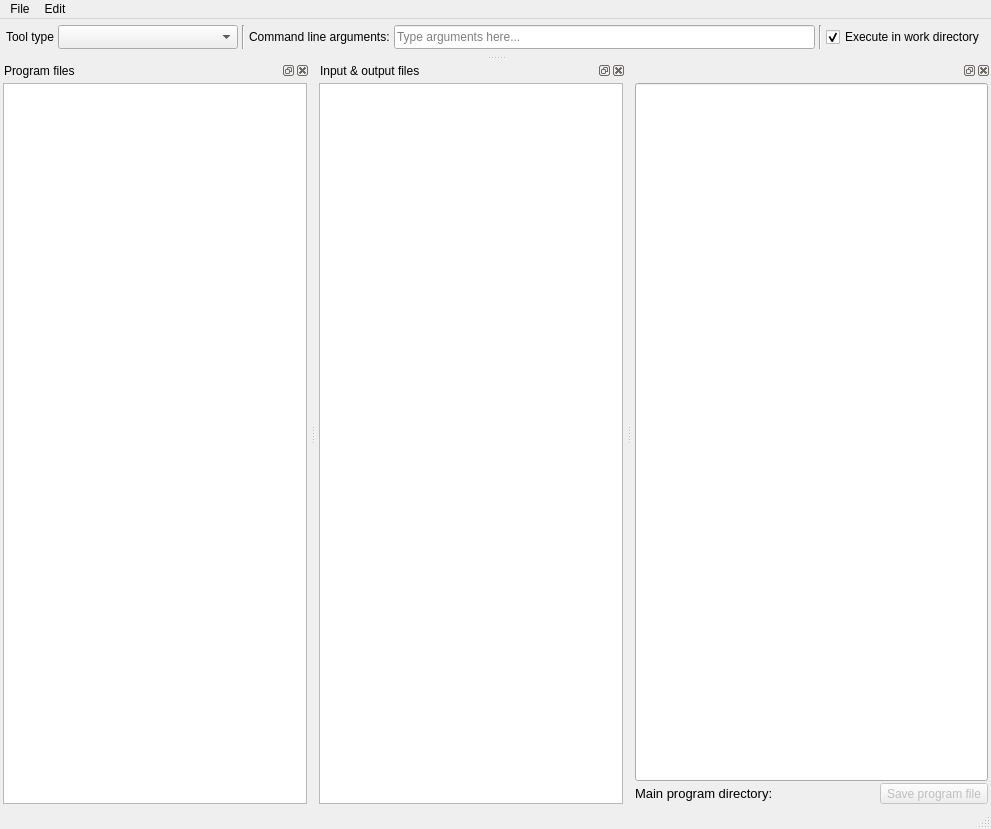
First picture: the form in spine_items/tool/ui/tool_specification_form.ui, repository spine-tools/spine-items, before the edit.
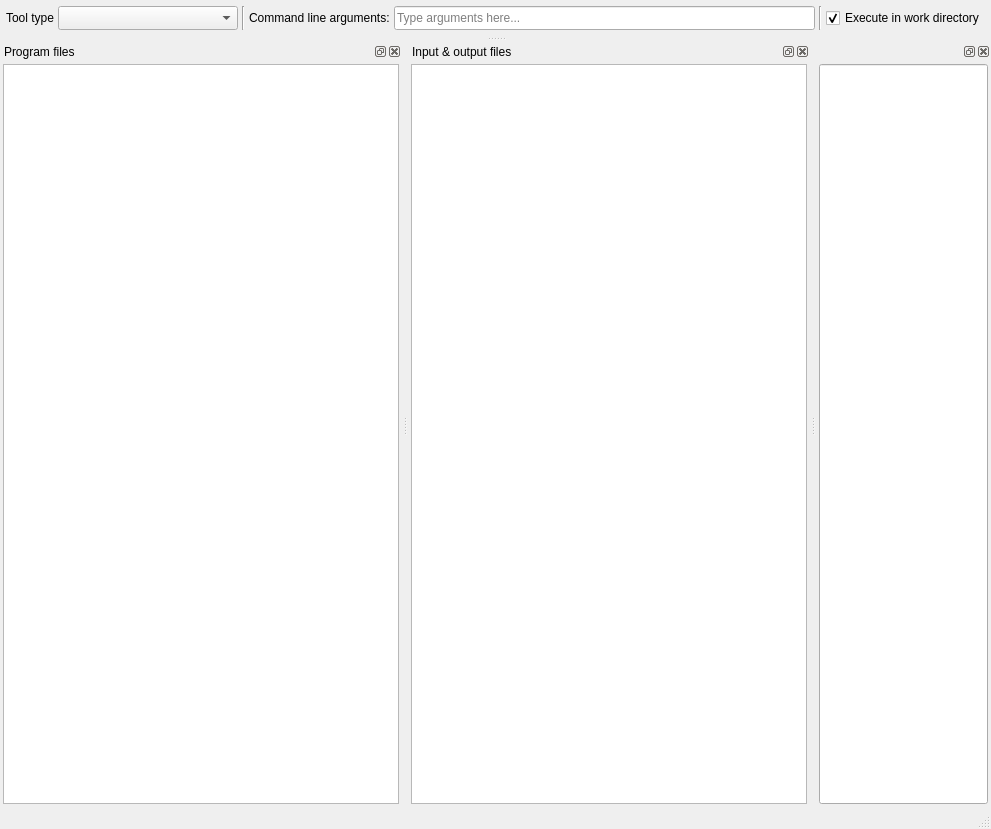
Second picture: the form after the edit. Icons and pictures are not drawn. Custom widgets are drawn as their Qt base class.

Commit message:
Add action to tool spec menu to save program file
Re Spine-project/Spine-Toolbox#1366

Patch:
```diff
--- a/spine_items/tool/ui/tool_specification_form.ui
+++ b/spine_items/tool/ui/tool_specification_form.ui
@@ -153,42 +153,6 @@
     </item>
    </layout>
   </widget>
-  <widget class="QMenuBar" name="menubar">
-   <property name="geometry">
-    <rect>
-     <x>0</x>
-     <y>0</y>
-     <width>991</width>
-     <height>27</height>
-    </rect>
-   </property>
-   <widget class="QMenu" name="menuEdit">
-    <property name="title">
-     <string>Edit</string>
-    </property>
-    <addaction name="actionNew_main_program_file"/>
-    <addaction name="actionSelect_main_program_file"/>
-    <addaction name="separator"/>
-    <addaction name="actionNew_program_file"/>
-    <addaction name="actionAdd_program_file"/>
-    <addaction name="actionAdd_program_directory"/>
-    <addaction name="actionRemove_selected_program_files"/>
-    <addaction name="separator"/>
-    <addaction name="actionAdd_input_files"/>
-    <addaction name="actionRemove_selected_input_files"/>
-    <addaction name="actionAdd_opt_input_files"/>
-    <addaction name="actionRemove_selected_opt_input_files"/>
-    <addaction name="actionAdd_output_files"/>
-    <addaction name="actionRemove_selected_output_files"/>
-   </widget>
-   <widget class="QMenu" name="menuFile">
-    <property name="title">
-     <string>File</string>
-    </property>
-   </widget>
-   <addaction name="menuFile"/>
-   <addaction name="menuEdit"/>
-  </widget>
   <widget class="QStatusBar" name="statusbar"/>
   <widget class="QDockWidget" name="dockWidget_program_files">
    <property name="allowedAreas">
@@ -339,71 +303,6 @@
        </property>
       </widget>
      </item>
-     <item>
-      <layout class="QHBoxLayout" name="horizontalLayout_6">
-       <item>
-        <widget class="QLabel" name="label">
-         <property name="maximumSize">
-          <size>
-           <width>16777215</width>
-           <height>16777215</height>
-          </size>
-         </property>
-         <property name="font">
-          <font>
-           <pointsize>10</pointsize>
-          </font>
-         </property>
-         <property name="text">
-          <string>Main program directory:</string>
-         </property>
-        </widget>
-       </item>
-       <item>
-        <widget class="QLabel" name="label_mainpath">
-         <property name="sizePolicy">
-          <sizepolicy hsizetype="Expanding" vsizetype="Preferred">
-           <horstretch>0</horstretch>
-           <verstretch>0</verstretch>
-          </sizepolicy>
-         </property>
-         <property name="font">
-          <font>
-           <pointsize>10</pointsize>
-           <weight>75</weight>
-           <bold>true</bold>
-          </font>
-         </property>
-         <property name="text">
-          <string/>
-         </property>
-        </widget>
-       </item>
-       <item>
-        <spacer name="horizontalSpacer">
-         <property name="orientation">
-          <enum>Qt::Horizontal</enum>
-         </property>
-         <property name="sizeHint" stdset="0">
-          <size>
-           <width>40</width>
-           <height>20</height>
-          </size>
-         </property>
-        </spacer>
-       </item>
-       <item>
-        <widget class="QToolButton" name="toolButton_save_program">
-         <property name="enabled">
-          <bool>false</bool>
-         </property>
-         <property name="text">
-          <string>Save program file</string>
-         </property>
-        </widget>
-       </item>
-      </layout>
-     </item>
     </layout>
    </widget>
   </widget>
```
Left out of the diff: 23 changed lines with no effect on the pictures. The commit also changes 2 other files.
